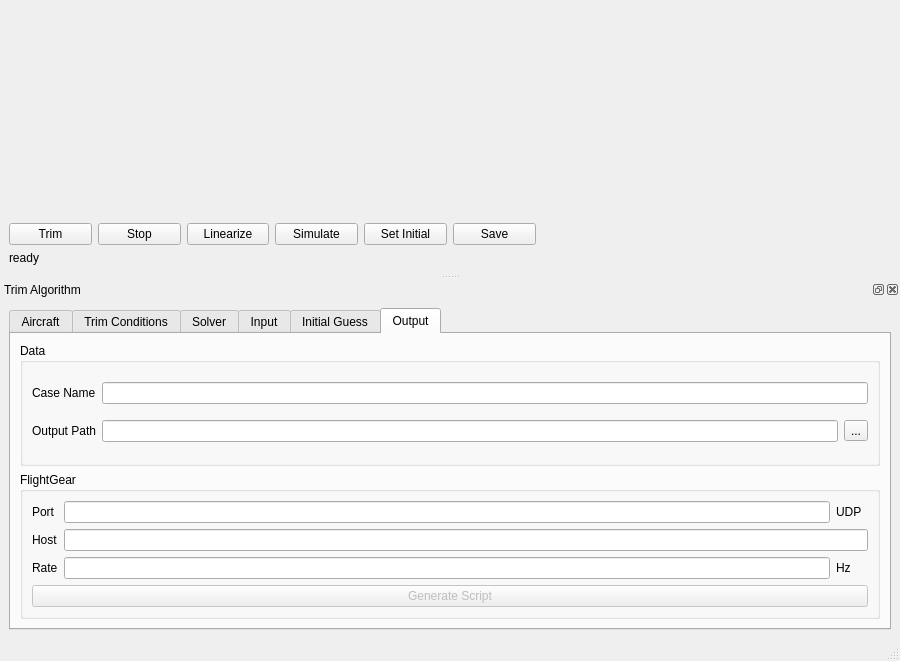
Before: the Qt Designer form gui/MainWindow_OSG.ui in arktools/jsbsim, drawn with Qt 5.
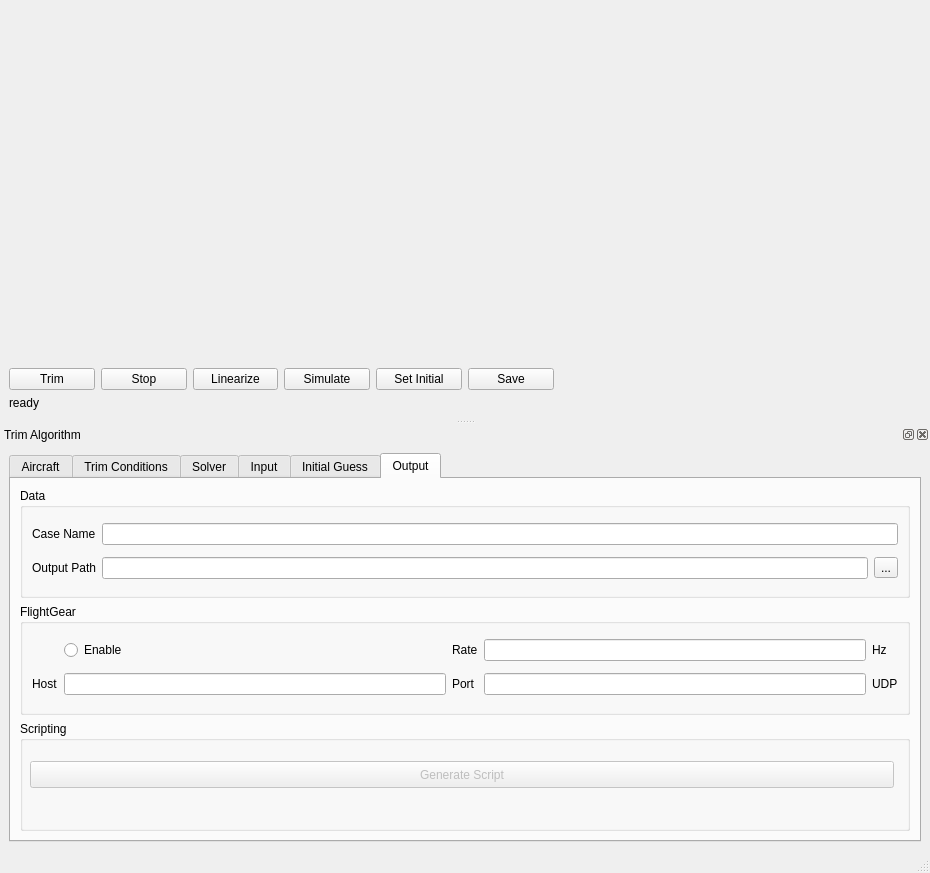
After: the same form once the commit is applied. The open tabs and pages were chosen to show the change. Custom widgets are drawn as their Qt base class.

Commit message: Added gui switch for flightgear output.

```diff
--- a/gui/MainWindow_OSG.ui
+++ b/gui/MainWindow_OSG.ui
@@ -6,8 +6,8 @@
    <rect>
     <x>0</x>
     <y>0</y>
-    <width>900</width>
-    <height>661</height>
+    <width>930</width>
+    <height>873</height>
    </rect>
   </property>
   <property name="sizePolicy">
@@ -99,7 +99,7 @@
    <property name="minimumSize">
     <size>
      <width>900</width>
-     <height>359</height>
+     <height>426</height>
     </size>
    </property>
    <property name="windowTitle">
@@ -1128,63 +1128,86 @@
             <string>FlightGear</string>
            </property>
            <layout class="QGridLayout" name="gridLayout_9">
-            <item row="0" column="0">
+            <item row="1" column="2">
              <widget class="QLabel" name="label_48">
               <property name="text">
                <string>Port</string>
               </property>
              </widget>
             </item>
-            <item row="1" column="0">
-             <widget class="QLabel" name="label_52">
-              <property name="text">
-               <string>Host</string>
-              </property>
-             </widget>
-            </item>
-            <item row="2" column="0">
-             <widget class="QLabel" name="label_53">
-              <property name="text">
-               <string>Rate</string>
-              </property>
-             </widget>
-            </item>
-            <item row="0" column="2">
+            <item row="1" column="5">
              <widget class="QLabel" name="label_55">
               <property name="text">
                <string>UDP</string>
               </property>
              </widget>
             </item>
-            <item row="0" column="1">
+            <item row="1" column="4">
              <widget class="QLineEdit" name="lineEdit_flightGearPort"/>
             </item>
-            <item row="1" column="1" colspan="3">
+            <item row="1" column="0">
+             <widget class="QLabel" name="label_52">
+              <property name="text">
+               <string>Host</string>
+              </property>
+             </widget>
+            </item>
+            <item row="1" column="1">
              <widget class="QLineEdit" name="lineEdit_flightGearHost"/>
             </item>
-            <item row="2" column="1">
+            <item row="0" column="2">
+             <widget class="QLabel" name="label_53">
+              <property name="text">
+               <string>Rate</string>
+              </property>
+             </widget>
+            </item>
+            <item row="0" column="4">
              <widget class="QLineEdit" name="lineEdit_flightGearRate"/>
             </item>
-            <item row="2" column="2">
+            <item row="0" column="5">
              <widget class="QLabel" name="label_54">
               <property name="text">
                <string>Hz</string>
               </property>
              </widget>
             </item>
-            <item row="3" column="0" colspan="4">
-             <widget class="QPushButton" name="pushButton_generateScript">
+            <item row="0" column="1">
+             <widget class="QRadioButton" name="radioButton_flightGearEnabled">
               <property name="enabled">
-               <bool>false</bool>
+               <bool>true</bool>
               </property>
               <property name="text">
-               <string>Generate Script</string>
+               <string>Enable</string>
               </property>
              </widget>
             </item>
            </layout>
           </widget>
          </item>
+         <item row="2" column="0">
+          <widget class="QGroupBox" name="groupBox_3">
+           <property name="title">
+            <string>Scripting</string>
+           </property>
+           <widget class="QPushButton" name="pushButton_generateScript">
+            <property name="enabled">
+             <bool>false</bool>
+            </property>
+            <property name="geometry">
+             <rect>
+              <x>10</x>
+              <y>40</y>
+              <width>864</width>
+              <height>27</height>
+             </rect>
+            </property>
+            <property name="text">
+             <string>Generate Script</string>
+            </property>
+           </widget>
+          </widget>
+         </item>
         </layout>
        </widget>
       </widget>
```
Left out of the diff: 2 changed lines with no effect on the pictures. The commit also changes 2 other files.
